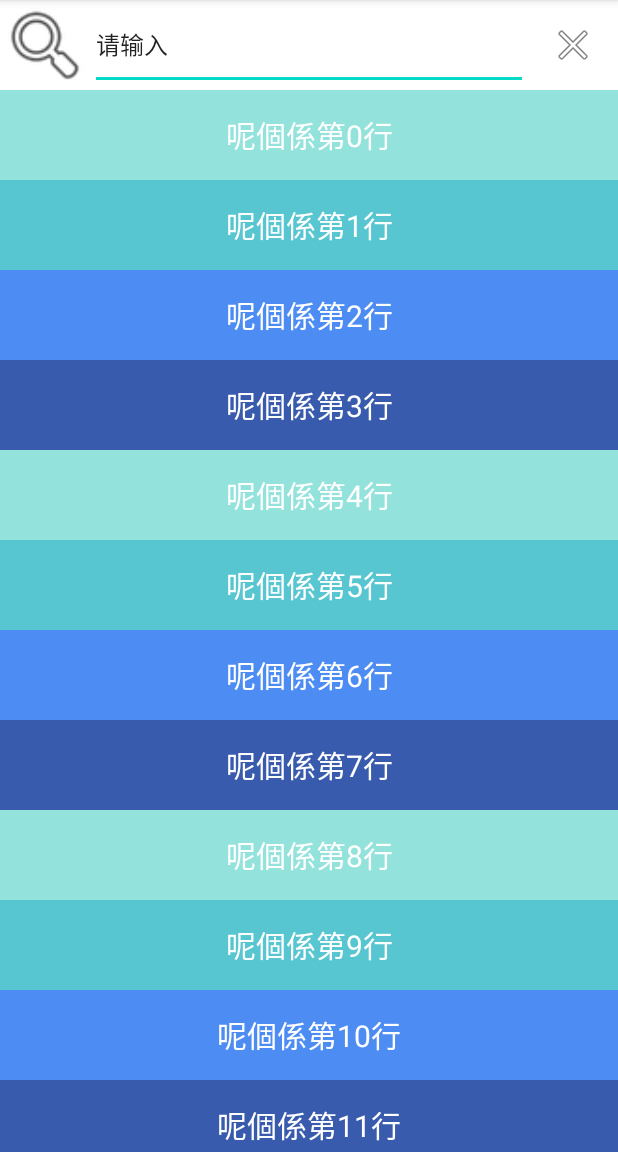
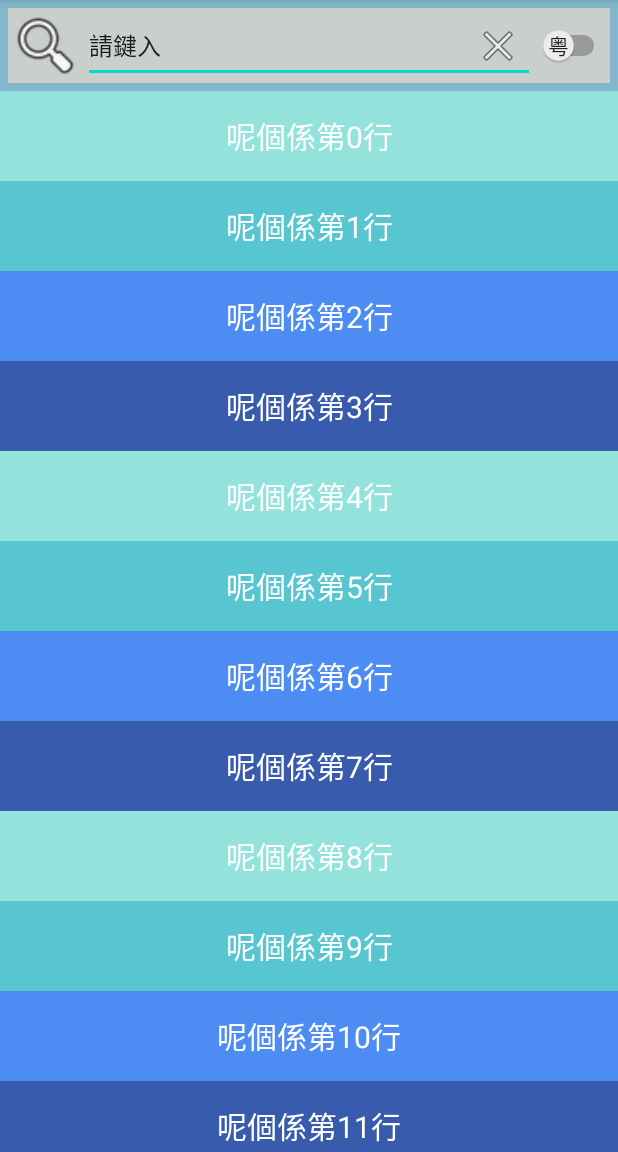
Before and after one commit to bentondecusin/ByteDancePracticum, an Android app: the SearchNumberActivity screen opened directly, with no data from a screen before it, on a phone screen of 412 x 824 dp, the part 84-1236 px from its top. Run offline under Robolectric (Android 15) with nearby library versions, the phone set to English and light mode, and no system bars.

Commit message:
Delete irrelevant files; Add image feature to product view activity

```diff
--- a/P1/app/build.gradle
+++ b/P1/app/build.gradle
@@ -7,7 +7,7 @@ android {
     buildToolsVersion "30.0.3"
 
     defaultConfig {
-        applicationId "com.example.p1searchscroll"
+        applicationId 'com.bcly.p1searchscroll'
         minSdkVersion 16
         targetSdkVersion 30
         versionCode 1
--- a/P1/app/src/main/AndroidManifest.xml
+++ b/P1/app/src/main/AndroidManifest.xml
@@ -12,10 +12,6 @@
         <activity android:name=".ProductViewActivity"></activity>
         <activity android:name=".NumberInfoActivity" />
         <activity android:name=".SearchBDActivity" />
-        <activity
-            android:name=".MainActivity2"
-            android:label="@string/title_activity_main2"
-            android:theme="@style/Theme.P1SearchScroll.NoActionBar" />
         <activity android:name=".SearchNumberActivity" />
         <activity android:name=".MainActivity">
             <intent-filter>
--- a/P1/app/src/main/java/com/example/p1searchscroll/Product.java
+++ b/P1/app/src/main/java/com/example/p1searchscroll/Product.java
@@ -17,4 +17,7 @@ public class Product {
     public String getName() {
         return this.name;
     }
+    public String getDescription() {
+        return this.description;
+    }
 }
--- a/P1/app/src/main/java/com/example/p1searchscroll/SearchNumberActivity.java
+++ b/P1/app/src/main/java/com/example/p1searchscroll/SearchNumberActivity.java
@@ -5,7 +5,9 @@ import androidx.recyclerview.widget.LinearLayoutManager;
 import androidx.recyclerview.widget.RecyclerView;
 
 import android.os.Bundle;
+import android.view.View;
 import android.widget.EditText;
+import android.widget.Switch;
 
 import org.json.JSONArray;
 
@@ -20,6 +22,7 @@ public class SearchNumberActivity extends AppCompatActivity {
     private EditText mEditText;
     private SearchNumberAdapter mSearchNumberAdapter = new SearchNumberAdapter();
     private boolean cantonese = true;
+    private Switch mCantoneseSwitch;
 
     @Override
     protected void onCreate(Bundle savedInstanceState) {
@@ -29,7 +32,19 @@ public class SearchNumberActivity extends AppCompatActivity {
         mRecyclerView.setLayoutManager(new LinearLayoutManager(this));
         mRecyclerView.setAdapter(mSearchNumberAdapter);
         mEditText = findViewById(R.id.editTextSearch);
-
+        mCantoneseSwitch = findViewById(R.id.cantoneseSwitch);
+        mCantoneseSwitch.setOnClickListener(new View.OnClickListener() {
+            @Override
+            public void onClick(View view) {
+                cantonese = !cantonese;
+                List<String> items = new ArrayList<>();
+                for(int i = 0; i < 100; i++){
+                    if (cantonese) items.add("呢個係第" + String.valueOf(i) + "行");
+                    else items.add("这个是第" + String.valueOf(i) + "行");
+                }
+                mSearchNumberAdapter.notifyItems(items);
+            }
+        });
         List<String> items = new ArrayList<>();
         for(int i = 0; i < 100; i++){
             if (cantonese) items.add("呢個係第" + String.valueOf(i) + "行");
--- a/P1/app/src/main/res/layout/activity_search_number.xml
+++ b/P1/app/src/main/res/layout/activity_search_number.xml
@@ -4,18 +4,21 @@
     xmlns:tools="http://schemas.android.com/tools"
     android:layout_width="match_parent"
     android:layout_height="match_parent"
-    android:background="#FFFFFF"
+    android:background="#82B7CD"
     android:orientation="vertical"
     tools:context=".SearchNumberActivity">
+
     <androidx.constraintlayout.widget.ConstraintLayout
         android:layout_width="match_parent"
-        android:layout_height="60dp"
+        android:layout_height="50dp"
+        android:layout_margin="5dp"
+        android:background="#CBCFCC"
         android:orientation="horizontal">
 
         <ImageView
             android:id="@+id/searchImageView"
-            android:layout_width="60dp"
-            android:layout_height="60dp"
+            android:layout_width="50dp"
+            android:layout_height="50dp"
             android:foreground="@android:drawable/ic_menu_search"
 
             app:layout_constraintStart_toStartOf="parent"
@@ -25,32 +28,46 @@
         <EditText
             android:id="@+id/editTextSearch"
             android:layout_width="match_parent"
-            android:layout_height="60dp"
+            android:layout_height="50dp"
             android:layout_gravity="bottom"
 
-            android:layout_marginStart="60dp"
-            android:layout_marginLeft="60dp"
+            android:layout_marginStart="50dp"
 
-            android:layout_marginEnd="60dp"
+            android:layout_marginLeft="50dp"
+            android:layout_marginEnd="50dp"
+            android:layout_marginRight="50dp"
+            android:inputType="text"
 
-            android:inputType="text"
-            android:text="请输入"
+            android:text="請鍵入"
             android:textSize="16sp"
             app:layout_constraintEnd_toEndOf="@id/cancelImageButton"
-
+            app:layout_constraintStart_toEndOf="@+id/searchImageView"
             tools:layout_editor_absoluteY="0dp" />
 
         <ImageButton
             android:id="@+id/cancelImageButton"
-            android:layout_width="60dp"
-            android:layout_height="60dp"
-            android:background="#FFFFFF"
+            android:layout_width="50dp"
+            android:layout_height="50dp"
+
+            android:background="@android:color/transparent"
             android:scrollbarTrackVertical="@android:drawable/ic_menu_close_clear_cancel"
-
-            app:layout_constraintEnd_toEndOf="parent"
+            app:layout_constraintEnd_toStartOf="@+id/cantoneseSwitch"
             app:layout_constraintLeft_toRightOf="@id/editTextSearch"
             app:srcCompat="@android:drawable/ic_menu_close_clear_cancel"
             tools:layout_editor_absoluteY="0dp" />
+
+        <Switch
+            android:id="@+id/cantoneseSwitch"
+            android:layout_width="50dp"
+            android:layout_height="50dp"
+            android:gravity="center_vertical|left"
+            android:showText="true"
+            android:textIsSelectable="false"
+            android:textOff="粤"
+            android:textOn="普"
+            app:layout_constraintBottom_toBottomOf="@+id/cancelImageButton"
+            app:layout_constraintEnd_toEndOf="parent"
+            app:layout_constraintTop_toTopOf="@+id/cancelImageButton" />
 
     </androidx.constraintlayout.widget.ConstraintLayout>
 
--- a/P1/app/src/main/res/layout/content_main.xml
+++ /dev/null
@@ -1,6 +0,0 @@
-<?xml version="1.0" encoding="utf-8"?>
-<androidx.constraintlayout.widget.ConstraintLayout xmlns:android="http://schemas.android.com/apk/res/android"
-    xmlns:app="http://schemas.android.com/apk/res-auto"
-    android:layout_width="match_parent"
-    android:layout_height="match_parent"
-    app:layout_behavior="@string/appbar_scrolling_view_behavior"></androidx.constraintlayout.widget.ConstraintLayout>
```
Also changed, not shown: P1/app/src/main/java/com/example/p1searchscroll/FirstFragment.java (deleted, +0 -34 lines), P1/app/src/main/java/com/example/p1searchscroll/MainActivity2.java (deleted, +0 -31 lines), P1/app/src/main/java/com/example/p1searchscroll/ProductViewActivity.java (+14 -0 lines), P1/app/src/main/java/com/example/p1searchscroll/ProductViewHolder.java (+8 -4 lines), P1/app/src/main/java/com/example/p1searchscroll/SearchBDActivity.java (+12 -11 lines), P1/app/src/main/java/com/example/p1searchscroll/SecondFragment.java (deleted, +0 -34 lines), P1/app/src/main/res/layout/activity_main2.xml (deleted, +0 -33 lines), P1/app/src/main/res/layout/activity_product_view.xml (+29 -0 lines), P1/app/src/main/res/layout/fragment_first.xml (deleted, +0 -28 lines), P1/app/src/main/res/layout/fragment_second.xml (deleted, +0 -27 lines).
